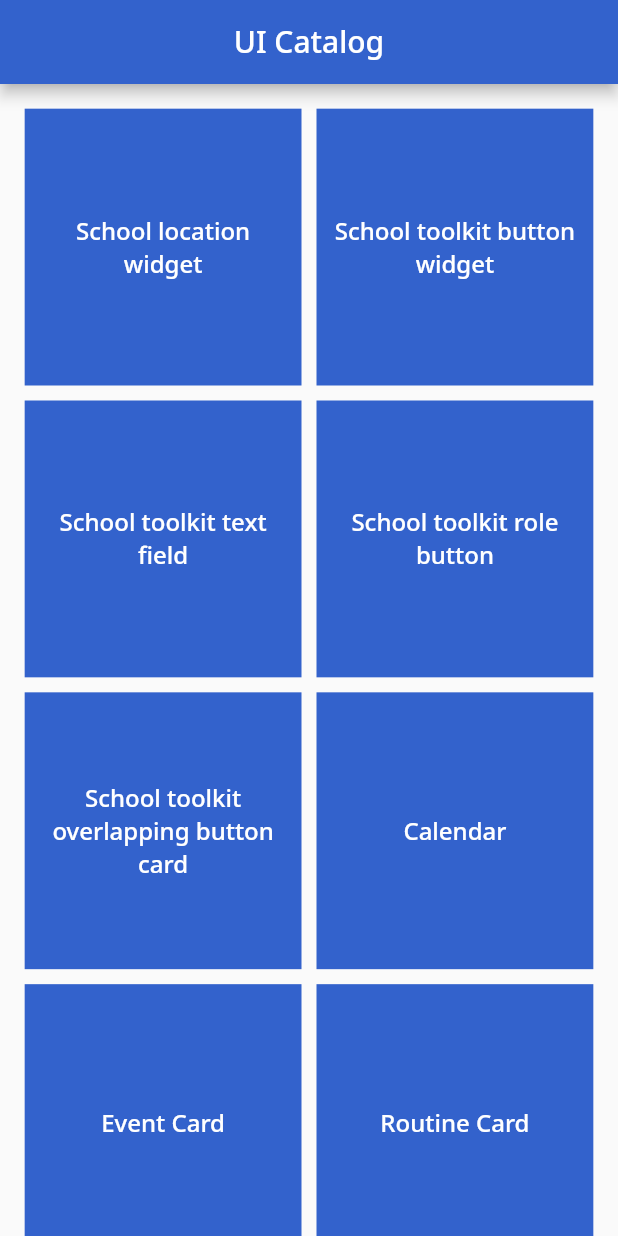
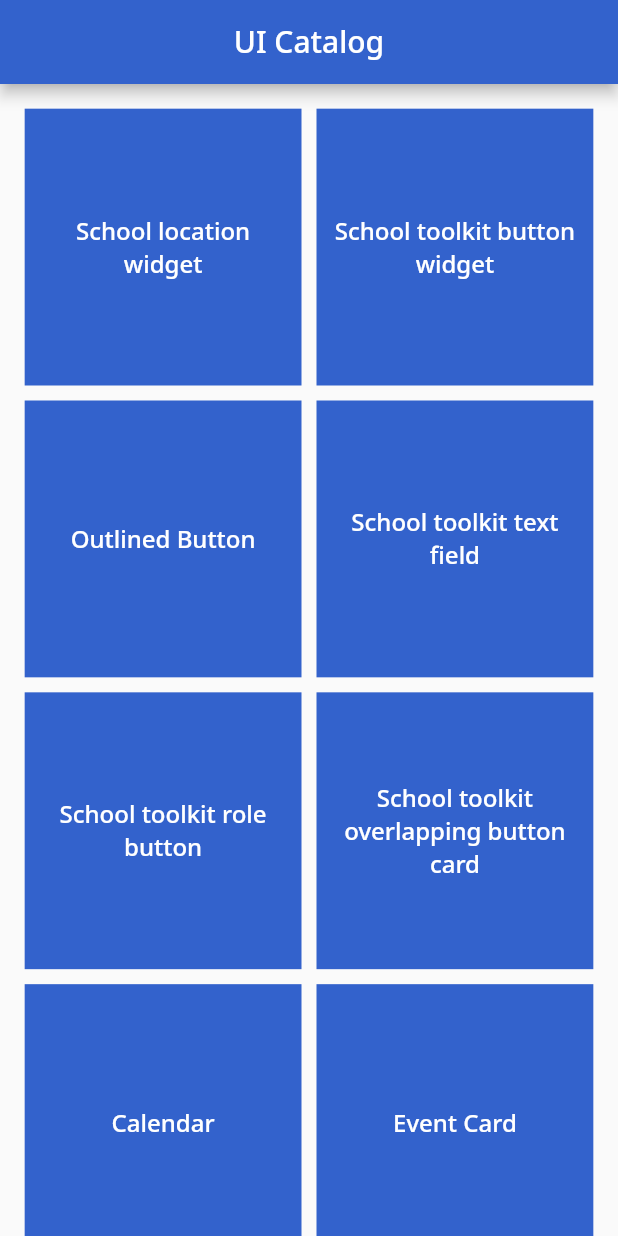
Before and after one commit to bugthedebugger/school-ui-toolkit, a Flutter app: the screen it shows after launch, on a phone screen of 412 x 824 dp. Run offline on Flutter 3.47's test engine with Material 2 defaults, Android fonts, the phone set to English and light mode, and no system bars; our stand-ins replace cached_network_image, flutter_screenutil, font_awesome_flutter, google_fonts; statements that could not run were skipped.

Commit message:
Moved button to above the list

```diff
--- a/example/ui_example/lib/src/ui/ui_catalog.dart
+++ b/example/ui_example/lib/src/ui/ui_catalog.dart
@@ -41,6 +41,10 @@ class UICatalog extends StatelessWidget {
           GridCard(
             title: 'School toolkit button widget',
             screen: SchoolToolkitButtonExample(),
+          ),
+          GridCard(
+            title: 'Outlined Button',
+            screen: OutlinedButtonExample(),
           ),
           GridCard(
             title: 'School toolkit text field',
@@ -90,10 +94,6 @@ class UICatalog extends StatelessWidget {
             title: 'Profile Card',
             screen: ProfileCardExample(),
           ),
-          GridCard(
-            title: 'Outlined Button',
-            screen: OutlinedButtonExample(),
-          ),
         ],
       ),
     );
```
